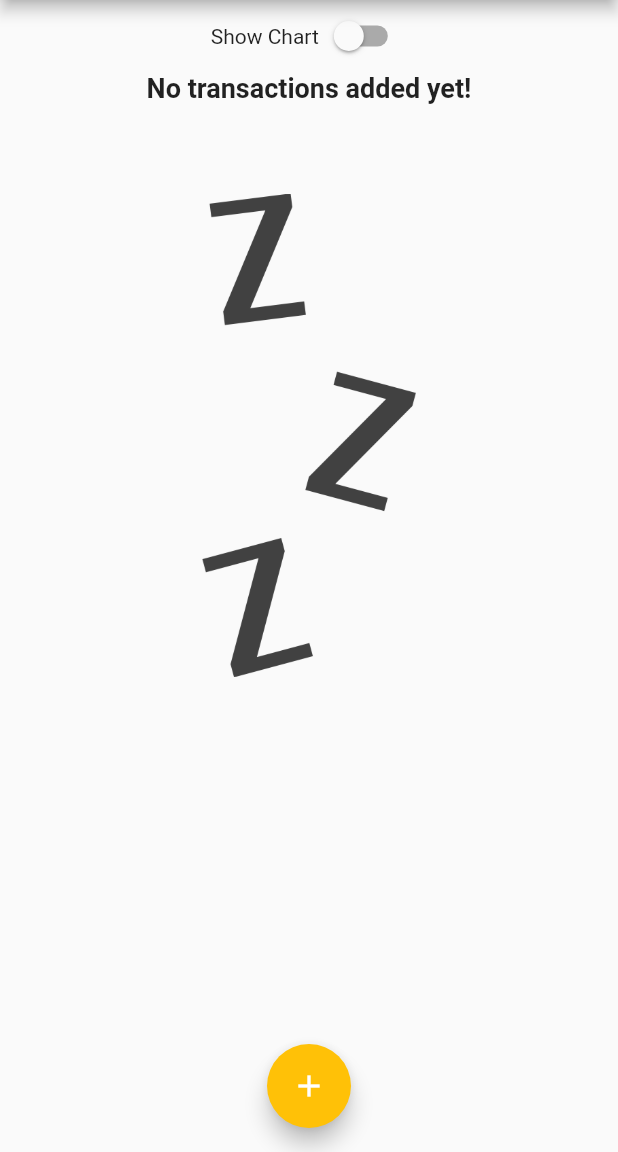
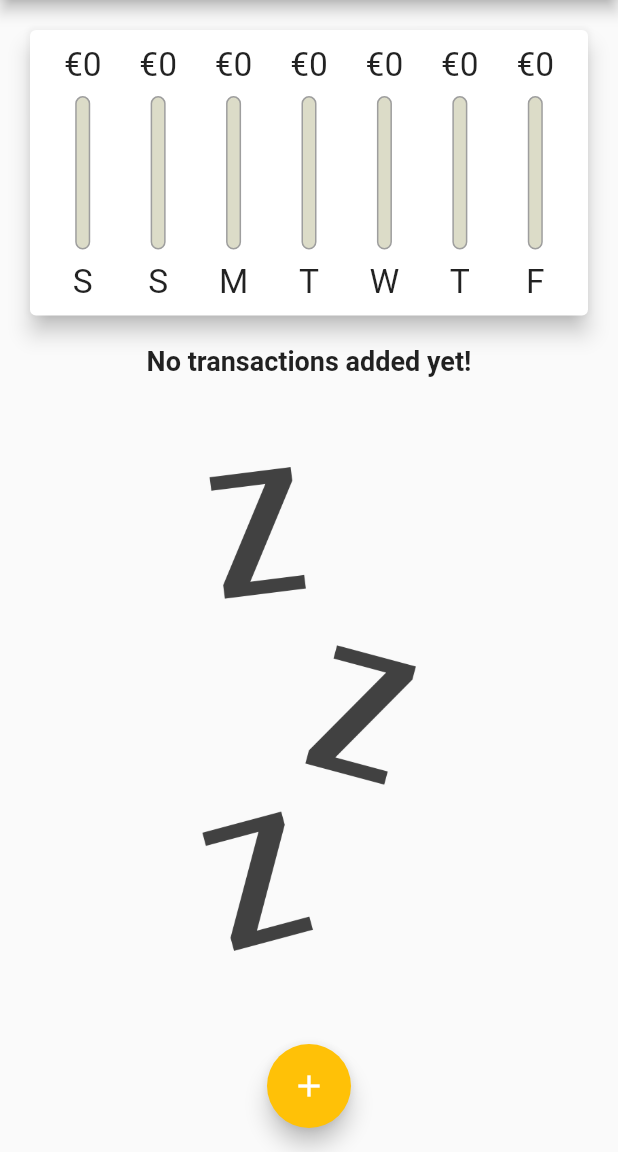
Before and after one commit to stevematdavies/flutter_psa, a Flutter app: the screen it shows after launch, on a phone screen of 412 x 824 dp, the part 84-1236 px from its top. Run offline on Flutter 3.47's test engine with Material 2 defaults, Android fonts, the phone set to English and light mode, and no system bars; Roboto replaces fonts that are missing (OpenSans).

Commit message:
Adding conditional show chart switch

```diff
--- a/lib/main.dart
+++ b/lib/main.dart
@@ -81,6 +81,8 @@ class _MyHomePageState extends State<MyHomePage> {
 
   @override
   Widget build(BuildContext context) {
+    final isLandscape =
+        MediaQuery.of(context).orientation == Orientation.landscape;
     final appBar = AppBar(
       actions: <Widget>[
         IconButton(
@@ -90,6 +92,12 @@ class _MyHomePageState extends State<MyHomePage> {
       ],
       title: const Text('Personal Expenses'),
     );
+    final txList = SizedBox(
+        height: (MediaQuery.of(context).size.height -
+                appBar.preferredSize.height -
+                MediaQuery.of(context).padding.top) *
+            0.7,
+        child: TransactionList(_userTransactions, _deleteTransaction));
 
     return Scaffold(
       appBar: appBar,
@@ -97,6 +105,7 @@ class _MyHomePageState extends State<MyHomePage> {
         child: Column(
           crossAxisAlignment: CrossAxisAlignment.stretch,
           children: <Widget>[
+            if (isLandscape)
               Row(
                 mainAxisAlignment: MainAxisAlignment.center,
                 children: [
@@ -111,6 +120,15 @@ class _MyHomePageState extends State<MyHomePage> {
                   ),
                 ],
               ),
+            if (!isLandscape)
+              SizedBox(
+                  height: (MediaQuery.of(context).size.height -
+                          appBar.preferredSize.height -
+                          MediaQuery.of(context).padding.top) *
+                      0.3,
+                  child: Chart(_recentTransactions)),
+            if (!isLandscape) txList,
+            if (isLandscape)
               _isChartShown
                   ? SizedBox(
                       height: (MediaQuery.of(context).size.height -
@@ -118,13 +136,7 @@ class _MyHomePageState extends State<MyHomePage> {
                               MediaQuery.of(context).padding.top) *
                           0.7,
                       child: Chart(_recentTransactions))
-                : SizedBox(
-                    height: (MediaQuery.of(context).size.height -
-                            appBar.preferredSize.height -
-                            MediaQuery.of(context).padding.top) *
-                        0.7,
-                    child:
-                        TransactionList(_userTransactions, _deleteTransaction))
+                  : txList
           ],
         ),
       ),
```
Lines whose indentation alone changed are shown as unchanged.
